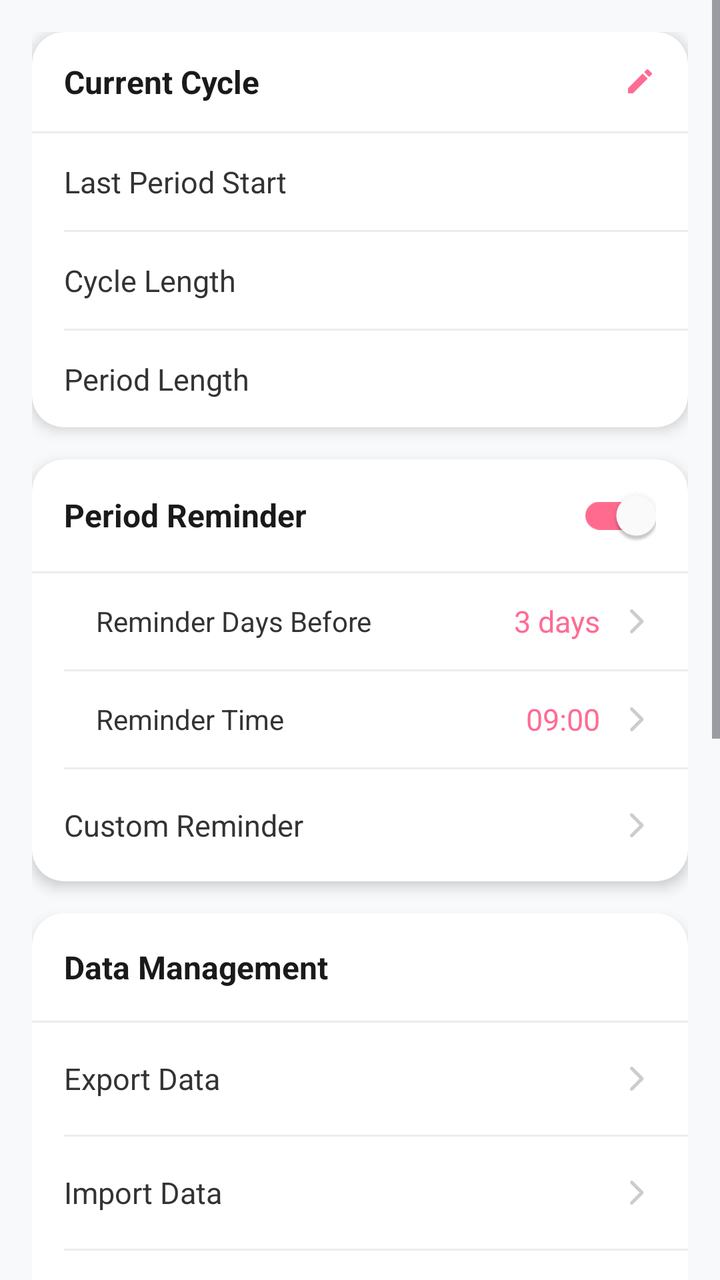
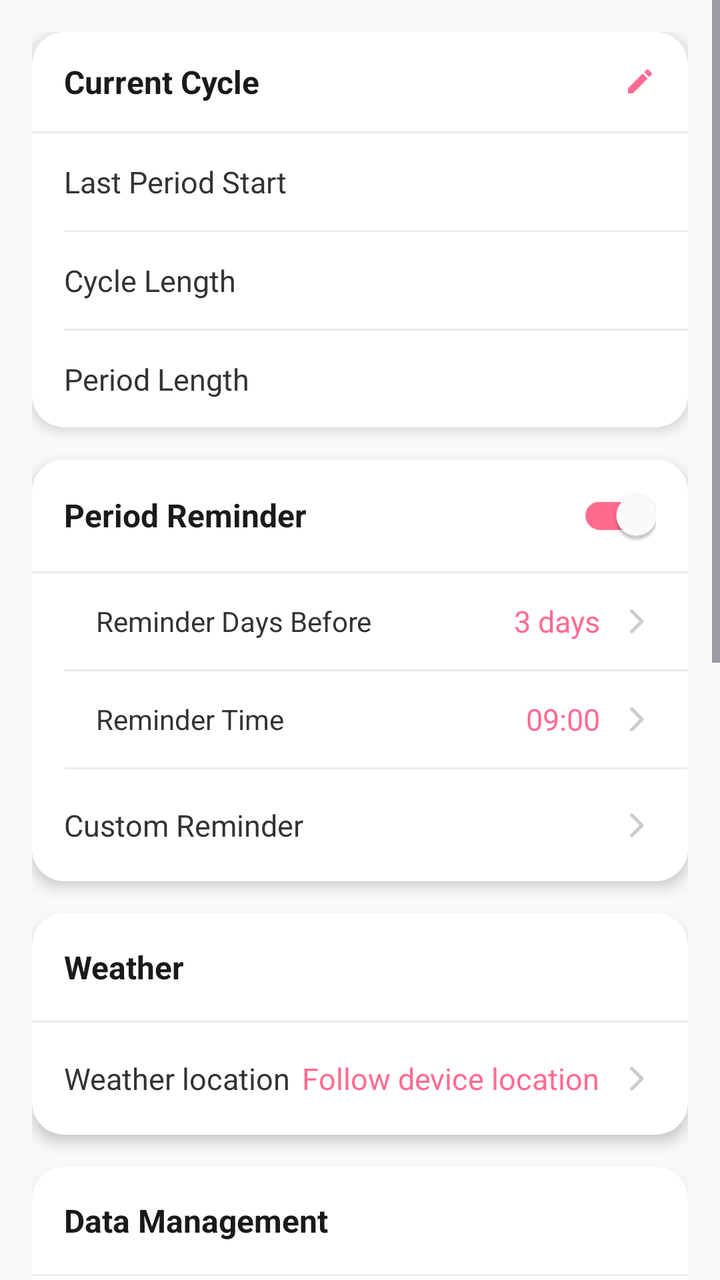

Before-and-after screenshots of an Android layout around one commit, followed by the original layout XML and the change that was made.
<!-- AndroidManifest.xml: application theme Theme.Yuelan -->
<!-- res/layout/fragment_settings.xml -->
<?xml version="1.0" encoding="utf-8"?>
<ScrollView xmlns:android="http://schemas.android.com/apk/res/android"
    xmlns:app="http://schemas.android.com/apk/res-auto"
    android:layout_width="match_parent"
    android:layout_height="match_parent"
    android:background="@color/app_background"
    android:fillViewport="true">

    <LinearLayout
        android:layout_width="match_parent"
        android:layout_height="wrap_content"
        android:orientation="vertical"
        android:padding="16dp">

        
        <androidx.cardview.widget.CardView
            android:layout_width="match_parent"
            android:layout_height="wrap_content"
            app:cardCornerRadius="16dp"
            app:cardElevation="4dp"
            app:cardBackgroundColor="@color/card_surface">

            <LinearLayout
                android:layout_width="match_parent"
                android:layout_height="wrap_content"
                android:orientation="vertical">

                
                <LinearLayout
                    android:id="@+id/layout_cycle_header"
                    android:layout_width="match_parent"
                    android:layout_height="wrap_content"
                    android:background="?attr/selectableItemBackground"
                    android:gravity="center_vertical"
                    android:orientation="horizontal"
                    android:paddingHorizontal="16dp"
                    android:paddingVertical="14dp">

                    <TextView
                        android:layout_width="0dp"
                        android:layout_height="wrap_content"
                        android:layout_weight="1"
                        android:text="@string/settings_cycle_settings"
                        android:textColor="@color/text_title"
                        android:textSize="16sp"
                        android:textStyle="bold"/>

                    <ImageView
                        android:layout_width="16dp"
                        android:layout_height="16dp"
                        android:src="@drawable/ic_edit_pencil"
                        android:contentDescription="@string/settings_edit_cycle_action"/>

                </LinearLayout>

                <View
                    android:layout_width="match_parent"
                    android:layout_height="1dp"
                    android:background="@color/divider"/>

                
                <LinearLayout
                    android:id="@+id/row_last_period_start"
                    android:layout_width="match_parent"
                    android:layout_height="wrap_content"
                    android:gravity="center_vertical"
                    android:orientation="horizontal"
                    android:paddingHorizontal="16dp"
                    android:paddingVertical="14dp">

                    <TextView
                        android:layout_width="0dp"
                        android:layout_height="wrap_content"
                        android:layout_weight="1"
                        android:text="@string/settings_last_period_start"
                        android:textColor="@color/text_body"
                        android:textSize="15sp"/>

                    <TextView
                        android:id="@+id/tv_last_period_start"
                        android:layout_width="wrap_content"
                        android:layout_height="wrap_content"
                        android:textColor="#FF6B93"
                        android:textSize="15sp"/>

                </LinearLayout>

                <View
                    android:layout_width="match_parent"
                    android:layout_height="1dp"
                    android:layout_marginStart="16dp"
                    android:background="@color/divider"/>

                <LinearLayout
                    android:id="@+id/row_cycle_length"
                    android:layout_width="match_parent"
                    android:layout_height="wrap_content"
                    android:gravity="center_vertical"
                    android:orientation="horizontal"
                    android:paddingHorizontal="16dp"
                    android:paddingVertical="14dp">

                    <TextView
                        android:layout_width="0dp"
                        android:layout_height="wrap_content"
                        android:layout_weight="1"
                        android:text="@string/settings_cycle_length"
                        android:textColor="@color/text_body"
                        android:textSize="15sp"/>

                    <TextView
                        android:id="@+id/tv_cycle_length"
                        android:layout_width="wrap_content"
                        android:layout_height="wrap_content"
                        android:textColor="#FF6B93"
                        android:textSize="15sp"/>

                </LinearLayout>

                <View
                    android:layout_width="match_parent"
                    android:layout_height="1dp"
                    android:layout_marginStart="16dp"
                    android:background="@color/divider"/>

                <LinearLayout
                    android:id="@+id/row_period_length"
                    android:layout_width="match_parent"
                    android:layout_height="wrap_content"
                    android:gravity="center_vertical"
                    android:orientation="horizontal"
                    android:paddingHorizontal="16dp"
                    android:paddingVertical="14dp">

                    <TextView
                        android:layout_width="0dp"
                        android:layout_height="wrap_content"
                        android:layout_weight="1"
                        android:text="@string/settings_period_length"
                        android:textColor="@color/text_body"
                        android:textSize="15sp"/>

                    <TextView
                        android:id="@+id/tv_period_length"
                        android:layout_width="wrap_content"
                        android:layout_height="wrap_content"
                        android:textColor="#FF6B93"
                        android:textSize="15sp"/>

                </LinearLayout>

            </LinearLayout>

        </androidx.cardview.widget.CardView>

        <androidx.cardview.widget.CardView
            android:layout_width="match_parent"
            android:layout_height="wrap_content"
            android:layout_marginTop="16dp"
            app:cardCornerRadius="16dp"
            app:cardElevation="4dp"
            app:cardBackgroundColor="@color/card_surface">

            <LinearLayout
                android:layout_width="match_parent"
                android:layout_height="wrap_content"
                android:orientation="vertical">

                
                <LinearLayout
                    android:id="@+id/layout_period_reminder"
                    android:layout_width="match_parent"
                    android:layout_height="56dp"
                    android:gravity="center_vertical"
                    android:orientation="horizontal"
                    android:paddingHorizontal="16dp">

                    <TextView
                        android:layout_width="0dp"
                        android:layout_height="wrap_content"
                        android:layout_weight="1"
                        android:text="@string/settings_period_reminder"
                        android:textColor="@color/text_title"
                        android:textSize="16sp"
                        android:textStyle="bold"/>

                    <androidx.appcompat.widget.SwitchCompat
                        android:id="@+id/switch_period_reminder"
                        android:layout_width="wrap_content"
                        android:layout_height="wrap_content"
                        android:checked="true"
                        app:thumbTint="@color/switch_thumb_tint"
                        app:trackTint="@color/switch_track_tint"/>

                </LinearLayout>

                <View
                    android:layout_width="match_parent"
                    android:layout_height="1dp"
                    android:background="@color/divider"/>

                <LinearLayout
                    android:id="@+id/layout_reminder_days"
                    android:layout_width="match_parent"
                    android:layout_height="48dp"
                    android:layout_marginStart="16dp"
                    android:background="?attr/selectableItemBackground"
                    android:gravity="center_vertical"
                    android:orientation="horizontal"
                    android:paddingHorizontal="16dp">

                    <TextView
                        android:layout_width="0dp"
                        android:layout_height="wrap_content"
                        android:layout_weight="1"
                        android:text="@string/settings_reminder_days"
                        android:textColor="@color/text_body"
                        android:textSize="14sp"/>

                    <TextView
                        android:id="@+id/tv_reminder_days"
                        android:layout_width="wrap_content"
                        android:layout_height="wrap_content"
                        android:text="@string/settings_default_reminder_days"
                        android:textColor="#FF6B93"
                        android:textSize="15sp"/>

                    <ImageView
                        android:layout_width="20dp"
                        android:layout_height="20dp"
                        android:layout_marginStart="8dp"
                        android:src="@drawable/ic_arrow_right"
                        android:tint="#CCCCCC"/>

                </LinearLayout>

                <View
                    android:layout_width="match_parent"
                    android:layout_height="1dp"
                    android:layout_marginStart="16dp"
                    android:background="@color/divider"/>

                <LinearLayout
                    android:id="@+id/layout_reminder_time"
                    android:layout_width="match_parent"
                    android:layout_height="48dp"
                    android:layout_marginStart="16dp"
                    android:background="?attr/selectableItemBackground"
                    android:gravity="center_vertical"
                    android:orientation="horizontal"
                    android:paddingHorizontal="16dp">

                    <TextView
                        android:layout_width="0dp"
                        android:layout_height="wrap_content"
                        android:layout_weight="1"
                        android:text="@string/settings_reminder_time"
                        android:textColor="@color/text_body"
                        android:textSize="14sp"/>

                    <TextView
                        android:id="@+id/tv_reminder_time"
                        android:layout_width="wrap_content"
                        android:layout_height="wrap_content"
                        android:text="@string/settings_default_reminder_time"
                        android:textColor="#FF6B93"
                        android:textSize="15sp"/>

                    <ImageView
                        android:layout_width="20dp"
                        android:layout_height="20dp"
                        android:layout_marginStart="8dp"
                        android:src="@drawable/ic_arrow_right"
                        android:tint="#CCCCCC"/>

                </LinearLayout>

                <View
                    android:layout_width="match_parent"
                    android:layout_height="1dp"
                    android:layout_marginStart="16dp"
                    android:background="@color/divider"/>

                <LinearLayout
                    android:id="@+id/layout_custom_reminder"
                    android:layout_width="match_parent"
                    android:layout_height="56dp"
                    android:background="?attr/selectableItemBackground"
                    android:gravity="center_vertical"
                    android:orientation="horizontal"
                    android:paddingHorizontal="16dp">

                    <TextView
                        android:layout_width="0dp"
                        android:layout_height="wrap_content"
                        android:layout_weight="1"
                        android:text="@string/settings_custom_reminder"
                        android:textColor="@color/text_body"
                        android:textSize="15sp"/>

                    <ImageView
                        android:layout_width="20dp"
                        android:layout_height="20dp"
                        android:src="@drawable/ic_arrow_right"
                        android:tint="#CCCCCC"/>

                </LinearLayout>

            </LinearLayout>

        </androidx.cardview.widget.CardView>

        <androidx.cardview.widget.CardView
            android:layout_width="match_parent"
            android:layout_height="wrap_content"
            android:layout_marginTop="16dp"
            app:cardCornerRadius="16dp"
            app:cardElevation="4dp"
            app:cardBackgroundColor="@color/card_surface">

            <LinearLayout
                android:layout_width="match_parent"
                android:layout_height="wrap_content"
                android:orientation="vertical">

                <TextView
                    android:layout_width="wrap_content"
                    android:layout_height="wrap_content"
                    android:layout_margin="16dp"
                    android:text="@string/settings_data_management"
                    android:textColor="@color/text_title"
                    android:textSize="16sp"
                    android:textStyle="bold"/>

                <View
                    android:layout_width="match_parent"
                    android:layout_height="1dp"
                    android:background="@color/divider"/>

                <LinearLayout
                    android:id="@+id/layout_export"
                    android:layout_width="match_parent"
                    android:layout_height="56dp"
                    android:background="?attr/selectableItemBackground"
                    android:gravity="center_vertical"
                    android:orientation="horizontal"
                    android:paddingHorizontal="16dp">

                    <TextView
                        android:layout_width="0dp"
                        android:layout_height="wrap_content"
                        android:layout_weight="1"
                        android:text="@string/settings_export"
                        android:textColor="@color/text_body"
                        android:textSize="15sp"/>

                    <ImageView
                        android:layout_width="20dp"
                        android:layout_height="20dp"
                        android:src="@drawable/ic_arrow_right"
                        android:tint="#CCCCCC"/>

                </LinearLayout>

                <View
                    android:layout_width="match_parent"
                    android:layout_height="1dp"
                    android:layout_marginStart="16dp"
                    android:background="@color/divider"/>

                <LinearLayout
                    android:id="@+id/layout_import"
                    android:layout_width="match_parent"
                    android:layout_height="56dp"
                    android:background="?attr/selectableItemBackground"
                    android:gravity="center_vertical"
                    android:orientation="horizontal"
                    android:paddingHorizontal="16dp">

                    <TextView
                        android:layout_width="0dp"
                        android:layout_height="wrap_content"
                        android:layout_weight="1"
                        android:text="@string/settings_import"
                        android:textColor="@color/text_body"
                        android:textSize="15sp"/>

                    <ImageView
                        android:layout_width="20dp"
                        android:layout_height="20dp"
                        android:src="@drawable/ic_arrow_right"
                        android:tint="#CCCCCC"/>

                </LinearLayout>

                <View
                    android:layout_width="match_parent"
                    android:layout_height="1dp"
                    android:layout_marginStart="16dp"
                    android:background="@color/divider"/>

                <LinearLayout
                    android:id="@+id/layout_clear_data"
                    android:layout_width="match_parent"
                    android:layout_height="56dp"
                    android:background="?attr/selectableItemBackground"
                    android:gravity="center_vertical"
                    android:orientation="horizontal"
                    android:paddingHorizontal="16dp">

                    <TextView
                        android:layout_width="0dp"
                        android:layout_height="wrap_content"
                        android:layout_weight="1"
                        android:text="@string/settings_clear_data"
                        android:textColor="#F44336"
                        android:textSize="15sp"/>

                    <ImageView
                        android:layout_width="20dp"
                        android:layout_height="20dp"
                        android:src="@drawable/ic_arrow_right"
                        android:tint="#CCCCCC"/>

                </LinearLayout>

            </LinearLayout>

        </androidx.cardview.widget.CardView>

        <androidx.cardview.widget.CardView
            android:layout_width="match_parent"
            android:layout_height="wrap_content"
            android:layout_marginTop="16dp"
            app:cardCornerRadius="16dp"
            app:cardElevation="4dp"
            app:cardBackgroundColor="@color/card_surface">

            <LinearLayout
                android:layout_width="match_parent"
                android:layout_height="wrap_content"
                android:orientation="vertical">

                <TextView
                    android:layout_width="wrap_content"
                    android:layout_height="wrap_content"
                    android:layout_margin="16dp"
                    android:text="@string/settings_about_app"
                    android:textColor="@color/text_title"
                    android:textSize="16sp"
                    android:textStyle="bold"/>

                <View
                    android:layout_width="match_parent"
                    android:layout_height="1dp"
                    android:background="@color/divider"/>

                <LinearLayout
                    android:id="@+id/layout_app_icon"
                    android:layout_width="match_parent"
                    android:layout_height="56dp"
                    android:background="?attr/selectableItemBackground"
                    android:gravity="center_vertical"
                    android:orientation="horizontal"
                    android:paddingHorizontal="16dp">

                    <TextView
                        android:layout_width="0dp"
                        android:layout_height="wrap_content"
                        android:layout_weight="1"
                        android:text="@string/settings_app_icon_title"
                        android:textColor="@color/text_body"
                        android:textSize="15sp"/>

                    <ImageView
                        android:id="@+id/iv_app_icon_preview"
                        android:layout_width="28dp"
                        android:layout_height="28dp"
                        android:layout_marginEnd="8dp"
                        android:src="@drawable/ic_splash_logo"/>

                    <ImageView
                        android:layout_width="20dp"
                        android:layout_height="20dp"
                        android:src="@drawable/ic_arrow_right"
                        android:tint="#CCCCCC"/>

                </LinearLayout>

                <View
                    android:layout_width="match_parent"
                    android:layout_height="1dp"
                    android:layout_marginStart="16dp"
                    android:background="@color/divider"/>

                <LinearLayout
                    android:id="@+id/layout_theme_mode"
                    android:layout_width="match_parent"
                    android:layout_height="56dp"
                    android:background="?attr/selectableItemBackground"
                    android:gravity="center_vertical"
                    android:orientation="horizontal"
                    android:paddingHorizontal="16dp">

                    <TextView
                        android:layout_width="0dp"
                        android:layout_height="wrap_content"
                        android:layout_weight="1"
                        android:text="@string/settings_theme_mode"
                        android:textColor="@color/text_body"
                        android:textSize="15sp"/>

                    <TextView
                        android:id="@+id/tv_theme_mode"
                        android:layout_width="wrap_content"
                        android:layout_height="wrap_content"
                        android:text="@string/settings_theme_follow_system"
                        android:textColor="#FF6B93"
                        android:textSize="15sp"/>

                    <ImageView
                        android:layout_width="20dp"
                        android:layout_height="20dp"
                        android:layout_marginStart="8dp"
                        android:src="@drawable/ic_arrow_right"
                        android:tint="#CCCCCC"/>

                </LinearLayout>

                <View
                    android:layout_width="match_parent"
                    android:layout_height="1dp"
                    android:layout_marginStart="16dp"
                    android:background="@color/divider"/>

                
                <LinearLayout
                    android:id="@+id/layout_check_update"
                    android:layout_width="match_parent"
                    android:layout_height="56dp"
                    android:background="?attr/selectableItemBackground"
                    android:gravity="center_vertical"
                    android:orientation="horizontal"
                    android:paddingHorizontal="16dp">

                    <TextView
                        android:layout_width="0dp"
                        android:layout_height="wrap_content"
                        android:layout_weight="1"
                        android:text="@string/settings_check_update"
                        android:textColor="@color/text_body"
                        android:textSize="15sp"/>

                    <ImageView
                        android:layout_width="20dp"
                        android:layout_height="20dp"
                        android:src="@drawable/ic_arrow_right"
                        android:tint="#CCCCCC"/>

                </LinearLayout>

                <View
                    android:layout_width="match_parent"
                    android:layout_height="1dp"
                    android:layout_marginStart="16dp"
                    android:background="@color/divider"/>

                <LinearLayout
                    android:layout_width="match_parent"
                    android:layout_height="56dp"
                    android:gravity="center_vertical"
                    android:orientation="horizontal"
                    android:paddingHorizontal="16dp">

                    <TextView
                        android:layout_width="0dp"
                        android:layout_height="wrap_content"
                        android:layout_weight="1"
                        android:text="@string/settings_version_label"
                        android:textColor="@color/text_body"
                        android:textSize="15sp"/>

                    <TextView
                        android:id="@+id/tv_version"
                        android:layout_width="wrap_content"
                        android:layout_height="wrap_content"
                        android:text="v1.0.0"
                        android:textColor="@color/text_hint"
                        android:textSize="15sp"/>

                </LinearLayout>

                <View
                    android:layout_width="match_parent"
                    android:layout_height="1dp"
                    android:layout_marginStart="16dp"
                    android:background="@color/divider"/>

                <LinearLayout
                    android:id="@+id/layout_privacy"
                    android:layout_width="match_parent"
                    android:layout_height="56dp"
                    android:background="?attr/selectableItemBackground"
                    android:gravity="center_vertical"
                    android:orientation="horizontal"
                    android:paddingHorizontal="16dp">

                    <TextView
                        android:layout_width="0dp"
                        android:layout_height="wrap_content"
                        android:layout_weight="1"
                        android:text="@string/settings_privacy"
                        android:textColor="@color/text_body"
                        android:textSize="15sp"/>

                    <ImageView
                        android:layout_width="20dp"
                        android:layout_height="20dp"
                        android:src="@drawable/ic_arrow_right"
                        android:tint="#CCCCCC"/>

                </LinearLayout>

                <View
                    android:layout_width="match_parent"
                    android:layout_height="1dp"
                    android:layout_marginStart="16dp"
                    android:background="@color/divider"/>

                <LinearLayout
                    android:id="@+id/layout_agreement"
                    android:layout_width="match_parent"
                    android:layout_height="56dp"
                    android:background="?attr/selectableItemBackground"
                    android:gravity="center_vertical"
                    android:orientation="horizontal"
                    android:paddingHorizontal="16dp">

                    <TextView
                        android:layout_width="0dp"
                        android:layout_height="wrap_content"
                        android:layout_weight="1"
                        android:text="@string/settings_agreement"
                        android:textColor="@color/text_body"
                        android:textSize="15sp"/>

                    <ImageView
                        android:layout_width="20dp"
                        android:layout_height="20dp"
                        android:src="@drawable/ic_arrow_right"
                        android:tint="#CCCCCC"/>

                </LinearLayout>

            </LinearLayout>

        </androidx.cardview.widget.CardView>

    </LinearLayout>

</ScrollView>
<!-- resources referenced by this layout -->
<resources>
  <color name="app_background">#F8F9FA</color>
  <color name="card_surface">#FFFFFF</color>
  <color name="divider">#ECECEC</color>
  <color name="text_body">#333333</color>
  <color name="text_hint">#999999</color>
  <color name="text_title">#1A1A1A</color>
  <!-- drawable ic_arrow_right (drawable) -->
  <?xml version="1.0" encoding="utf-8"?>
  <vector xmlns:android="http://schemas.android.com/apk/res/android"
      android:width="24dp"
      android:height="24dp"
      android:viewportWidth="24"
      android:viewportHeight="24">
  
      <path
          android:fillColor="#00000000"
          android:strokeColor="#FF4081"
          android:strokeWidth="2"
          android:strokeLineCap="round"
          android:strokeLineJoin="round"
          android:pathData="M9.4,5.8 L15.6,12 L9.4,18.2" />
  </vector>
  <!-- drawable ic_edit_pencil (drawable) -->
  <?xml version="1.0" encoding="utf-8"?>
  <vector xmlns:android="http://schemas.android.com/apk/res/android"
      android:width="24dp"
      android:height="24dp"
      android:viewportWidth="24"
      android:viewportHeight="24">
      <path
          android:fillColor="#FF6B93"
          android:pathData="M3,17.25V21h3.75L17.81,9.94l-3.75,-3.75L3,17.25zM20.71,7.04c0.39,-0.39 0.39,-1.02 0,-1.41l-2.34,-2.34c-0.39,-0.39 -1.02,-0.39 -1.41,0l-1.83,1.83 3.75,3.75 1.83,-1.83z"/>
  </vector>
  <string name="settings_about_app">About App</string>
  <string name="settings_agreement">User Agreement</string>
  <string name="settings_app_icon_title">App Icon</string>
  <string name="settings_check_update">Check for updates</string>
  <string name="settings_clear_data">Clear All Data</string>
  <string name="settings_custom_reminder">Custom Reminder</string>
  <string name="settings_cycle_length">Cycle Length</string>
  <string name="settings_cycle_settings">Current Cycle</string>
  <string name="settings_data_management">Data Management</string>
  <string name="settings_default_reminder_days">3 days</string>
  <string name="settings_default_reminder_time">09:00</string>
  <string name="settings_edit_cycle_action">Edit</string>
  <string name="settings_export">Export Data</string>
  <string name="settings_import">Import Data</string>
  <string name="settings_last_period_start">Last Period Start</string>
  <string name="settings_period_length">Period Length</string>
  <string name="settings_period_reminder">Period Reminder</string>
  <string name="settings_privacy">Privacy Policy</string>
  <string name="settings_reminder_days">Reminder Days Before</string>
  <string name="settings_reminder_time">Reminder Time</string>
  <string name="settings_theme_follow_system">Follow system</string>
  <string name="settings_theme_mode">Theme</string>
  <string name="settings_version_label">Version</string>
  <style name="Theme.Yuelan" parent="Base.Theme.Yuelan" />
  <color name="splash_background">#FFF9FB</color>
  <color name="pink_primary_variant">#FF69B4</color>
  <color name="text_primary">#8B475D</color>
  <color name="white">#FFFFFF</color>
  <!-- drawable dialog_background (drawable) -->
  <?xml version="1.0" encoding="utf-8"?>
  <shape xmlns:android="http://schemas.android.com/apk/res/android">
      <solid android:color="@color/card_surface" />
      <corners android:radius="24dp" />
  </shape>
  <!-- unchanged entries left out for length: 5 -->
</resources>

<!-- the commit's change to res/layout/fragment_settings.xml (unified diff, before → after) -->
@@ -301,6 +301,72 @@
                     <ImageView
                         android:layout_width="20dp"
                         android:layout_height="20dp"
+                        android:src="@drawable/ic_arrow_right"
+                        android:tint="#CCCCCC"/>
+
+                </LinearLayout>
+
+            </LinearLayout>
+
+        </androidx.cardview.widget.CardView>
+
+        
+        <androidx.cardview.widget.CardView
+            android:layout_width="match_parent"
+            android:layout_height="wrap_content"
+            android:layout_marginTop="16dp"
+            app:cardCornerRadius="16dp"
+            app:cardElevation="4dp"
+            app:cardBackgroundColor="@color/card_surface">
+
+            <LinearLayout
+                android:layout_width="match_parent"
+                android:layout_height="wrap_content"
+                android:orientation="vertical">
+
+                <TextView
+                    android:layout_width="wrap_content"
+                    android:layout_height="wrap_content"
+                    android:layout_margin="16dp"
+                    android:text="@string/settings_weather_section"
+                    android:textColor="@color/text_title"
+                    android:textSize="16sp"
+                    android:textStyle="bold"/>
+
+                <View
+                    android:layout_width="match_parent"
+                    android:layout_height="1dp"
+                    android:background="@color/divider"/>
+
+                <LinearLayout
+                    android:id="@+id/layout_weather_location"
+                    android:layout_width="match_parent"
+                    android:layout_height="56dp"
+                    android:background="?attr/selectableItemBackground"
+                    android:gravity="center_vertical"
+                    android:orientation="horizontal"
+                    android:paddingHorizontal="16dp">
+
+                    <TextView
+                        android:layout_width="0dp"
+                        android:layout_height="wrap_content"
+                        android:layout_weight="1"
+                        android:text="@string/settings_weather_location"
+                        android:textColor="@color/text_body"
+                        android:textSize="15sp"/>
+
+                    <TextView
+                        android:id="@+id/tv_weather_location"
+                        android:layout_width="wrap_content"
+                        android:layout_height="wrap_content"
+                        android:text="@string/settings_weather_location_device"
+                        android:textColor="#FF6B93"
+                        android:textSize="15sp"/>
+
+                    <ImageView
+                        android:layout_width="20dp"
+                        android:layout_height="20dp"
+                        android:layout_marginStart="8dp"
                         android:src="@drawable/ic_arrow_right"
                         android:tint="#CCCCCC"/>
 
<!-- resource entries referenced after the edit -->
@@ -56,6 +56,9 @@
   <string name="settings_theme_follow_system">Follow system</string>
   <string name="settings_theme_mode">Theme</string>
   <string name="settings_version_label">Version</string>
+  <string name="settings_weather_location">Weather location</string>
+  <string name="settings_weather_location_device">Follow device location</string>
+  <string name="settings_weather_section">Weather</string>
   <style name="Theme.Yuelan" parent="Base.Theme.Yuelan" />
   <color name="splash_background">#FFF9FB</color>
   <color name="pink_primary_variant">#FF69B4</color>
